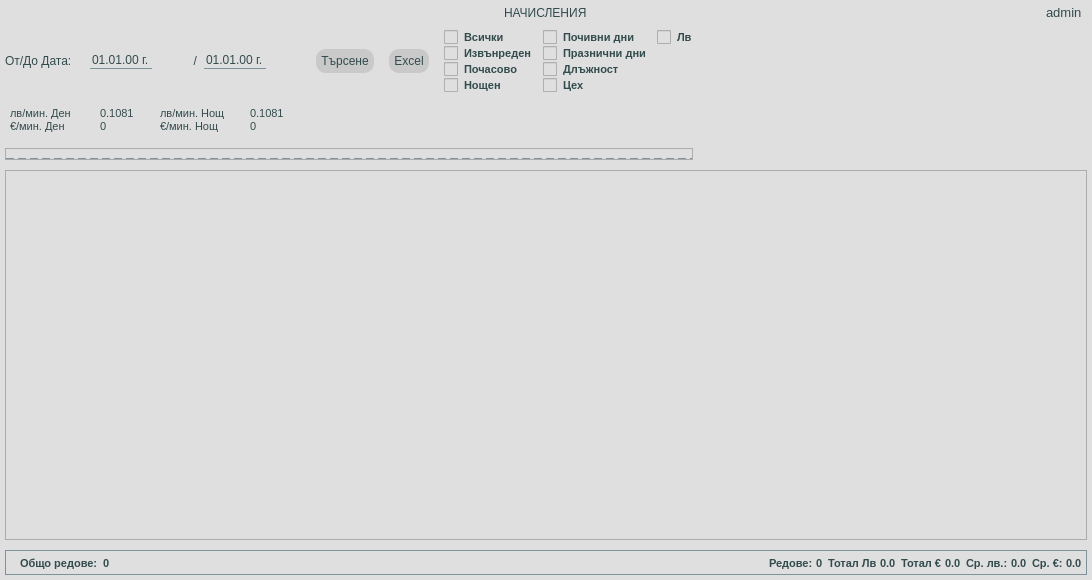
Old version of the form app/ui/widgets/customPaymentsWidget.ui in the repository DevilPhp/WorkSalary.v01.
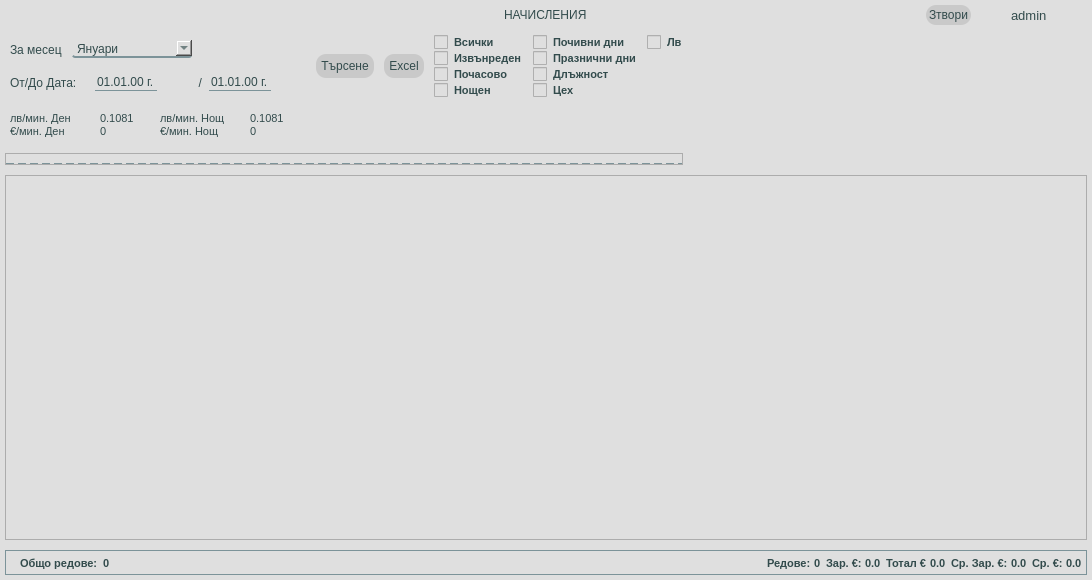
New version of the form. Icons and pictures are not drawn.

```diff
--- a/app/ui/widgets/customPaymentsWidget.ui
+++ b/app/ui/widgets/customPaymentsWidget.ui
@@ -231,6 +231,67 @@
           </widget>
          </item>
          <item alignment="Qt::AlignRight">
+          <widget class="QWidget" name="widget_14" native="true">
+           <layout class="QHBoxLayout" name="horizontalLayout_12">
+            <property name="spacing">
+             <number>5</number>
+            </property>
+            <property name="leftMargin">
+             <number>0</number>
+            </property>
+            <property name="topMargin">
+             <number>0</number>
+            </property>
+            <property name="rightMargin">
+             <number>0</number>
+            </property>
+            <property name="bottomMargin">
+             <number>0</number>
+            </property>
+            <item>
+             <widget class="QWidget" name="widget_21" native="true">
+              <layout class="QHBoxLayout" name="horizontalLayout_13">
+               <property name="spacing">
+                <number>0</number>
+               </property>
+               <property name="leftMargin">
+                <number>0</number>
+               </property>
+               <property name="topMargin">
+                <number>0</number>
+               </property>
+               <property name="rightMargin">
+                <number>0</number>
+               </property>
+               <property name="bottomMargin">
+                <number>0</number>
+               </property>
+               <item>
+                <widget class="QPushButton" name="closeBtn">
+                 <property name="styleSheet">
+                  <string notr="true">* {
+	padding: 3px;
+}</string>
+                 </property>
+                 <property name="text">
+                  <string>Зтвори</string>
+                 </property>
+                 <property name="icon">
+                  <iconset resource="../../../resources.qrc">
+                   <normaloff>:/icons/app/assets/icons/Close-Square--Streamline-Solar-Broken.svg</normaloff>:/icons/app/assets/icons/Close-Square--Streamline-Solar-Broken.svg</iconset>
+                 </property>
+                 <property name="iconSize">
+                  <size>
+                   <width>20</width>
+                   <height>20</height>
+                  </size>
+                 </property>
+                </widget>
+               </item>
+              </layout>
+             </widget>
+            </item>
+            <item>
           <widget class="QWidget" name="userHolder" native="true">
            <layout class="QHBoxLayout" name="horizontalLayout_3">
             <property name="spacing">
@@ -248,23 +309,6 @@
             <property name="bottomMargin">
              <number>0</number>
             </property>
-            <item alignment="Qt::AlignRight">
-             <widget class="QPushButton" name="logoutBtn">
-              <property name="text">
-               <string/>
-              </property>
-              <property name="icon">
-               <iconset resource="../../../resources.qrc">
-                <normaloff>:/icons/app/assets/icons/Log-Out--Streamline-Feather.svg</normaloff>:/icons/app/assets/icons/Log-Out--Streamline-Feather.svg</iconset>
-              </property>
-              <property name="iconSize">
-               <size>
-                <width>18</width>
-                <height>18</height>
-               </size>
-              </property>
-             </widget>
-            </item>
             <item alignment="Qt::AlignRight">
              <widget class="QPushButton" name="userIcon">
               <property name="focusPolicy">
@@ -292,6 +336,26 @@
               </property>
              </widget>
             </item>
+               <item>
+                <widget class="QPushButton" name="logoutBtn">
+                 <property name="text">
+                  <string/>
+                 </property>
+                 <property name="icon">
+                  <iconset resource="../../../resources.qrc">
+                   <normaloff>:/icons/app/assets/icons/Log-Out--Streamline-Feather.svg</normaloff>:/icons/app/assets/icons/Log-Out--Streamline-Feather.svg</iconset>
+                 </property>
+                 <property name="iconSize">
+                  <size>
+                   <width>18</width>
+                   <height>18</height>
+                  </size>
+                 </property>
+                </widget>
+               </item>
+              </layout>
+             </widget>
+            </item>
            </layout>
           </widget>
          </item>
@@ -326,10 +390,28 @@
           <widget class="QWidget" name="widget_5" native="true">
            <layout class="QHBoxLayout" name="horizontalLayout_8">
             <property name="spacing">
-             <number>15</number>
+             <number>10</number>
             </property>
             <property name="leftMargin">
              <number>0</number>
+            </property>
+            <property name="topMargin">
+             <number>0</number>
+            </property>
+            <property name="rightMargin">
+             <number>0</number>
+            </property>
+            <property name="bottomMargin">
+             <number>0</number>
+            </property>
+            <item>
+             <widget class="QWidget" name="widget_22" native="true">
+              <layout class="QVBoxLayout" name="verticalLayout_5">
+               <property name="spacing">
+                <number>5</number>
+               </property>
+               <property name="leftMargin">
+                <number>5</number>
             </property>
             <property name="topMargin">
              <number>0</number>
@@ -341,6 +423,152 @@
              <number>0</number>
             </property>
             <item alignment="Qt::AlignLeft">
+                <widget class="QWidget" name="widget_23" native="true">
+                 <layout class="QHBoxLayout" name="horizontalLayout_17">
+                  <property name="spacing">
+                   <number>10</number>
+                  </property>
+                  <property name="leftMargin">
+                   <number>0</number>
+                  </property>
+                  <property name="topMargin">
+                   <number>0</number>
+                  </property>
+                  <property name="rightMargin">
+                   <number>0</number>
+                  </property>
+                  <property name="bottomMargin">
+                   <number>0</number>
+                  </property>
+                  <item>
+                   <widget class="QWidget" name="widget_24" native="true">
+                    <layout class="QHBoxLayout" name="horizontalLayout_14">
+                     <property name="spacing">
+                      <number>0</number>
+                     </property>
+                     <property name="leftMargin">
+                      <number>0</number>
+                     </property>
+                     <property name="topMargin">
+                      <number>0</number>
+                     </property>
+                     <property name="rightMargin">
+                      <number>0</number>
+                     </property>
+                     <property name="bottomMargin">
+                      <number>0</number>
+                     </property>
+                     <item>
+                      <widget class="QLabel" name="label_2">
+                       <property name="maximumSize">
+                        <size>
+                         <width>60</width>
+                         <height>16777215</height>
+                        </size>
+                       </property>
+                       <property name="text">
+                        <string>За месец</string>
+                       </property>
+                      </widget>
+                     </item>
+                    </layout>
+                   </widget>
+                  </item>
+                  <item>
+                   <widget class="QWidget" name="widget_25" native="true">
+                    <layout class="QHBoxLayout" name="horizontalLayout_15">
+                     <property name="spacing">
+                      <number>0</number>
+                     </property>
+                     <property name="leftMargin">
+                      <number>0</number>
+                     </property>
+                     <property name="topMargin">
+                      <number>0</number>
+                     </property>
+                     <property name="rightMargin">
+                      <number>0</number>
+                     </property>
+                     <property name="bottomMargin">
+                      <number>0</number>
+                     </property>
+                     <item>
+                      <widget class="QComboBox" name="forMonthComboBox">
+                       <property name="minimumSize">
+                        <size>
+                         <width>120</width>
+                         <height>0</height>
+                        </size>
+                       </property>
+                       <item>
+                        <property name="text">
+                         <string>Януари</string>
+                        </property>
+                       </item>
+                       <item>
+                        <property name="text">
+                         <string>Февруари</string>
+                        </property>
+                       </item>
+                       <item>
+                        <property name="text">
+                         <string>Март</string>
+                        </property>
+                       </item>
+                       <item>
+                        <property name="text">
+                         <string>Април</string>
+                        </property>
+                       </item>
+                       <item>
+                        <property name="text">
+                         <string>Май</string>
+                        </property>
+                       </item>
+                       <item>
+                        <property name="text">
+                         <string>Юни</string>
+                        </property>
+                       </item>
+                       <item>
+                        <property name="text">
+                         <string>Юли</string>
+                        </property>
+                       </item>
+                       <item>
+                        <property name="text">
+                         <string>Август</string>
+                        </property>
+                       </item>
+                       <item>
+                        <property name="text">
+                         <string>Септември</string>
+                        </property>
+                       </item>
+                       <item>
+                        <property name="text">
+                         <string>Октомври</string>
+                        </property>
+                       </item>
+                       <item>
+                        <property name="text">
+                         <string>Ноември</string>
+                        </property>
+                       </item>
+                       <item>
+                        <property name="text">
+                         <string>Декември</string>
+                        </property>
+                       </item>
+                      </widget>
+                     </item>
+                    </layout>
+                   </widget>
+                  </item>
+                 </layout>
+                </widget>
+               </item>
+               <item>
              <widget class="QWidget" name="widget_12" native="true">
               <layout class="QHBoxLayout" name="horizontalLayout_7">
                <property name="spacing">
@@ -455,7 +683,7 @@
                          <second>0</second>
                          <year>1990</year>
                          <month>8</month>
-                         <day>25</day>
+                            <day>24</day>
                         </datetime>
                        </property>
                        <property name="displayFormat">
@@ -546,7 +774,7 @@
                          <second>0</second>
                          <year>1990</year>
                          <month>8</month>
-                         <day>27</day>
+                            <day>26</day>
                         </datetime>
                        </property>
                        <property name="displayFormat">
@@ -588,6 +816,9 @@
               </layout>
              </widget>
             </item>
+              </layout>
+             </widget>
+            </item>
             <item>
              <widget class="QPushButton" name="searchBtn">
               <property name="text">
@@ -854,7 +1085,7 @@
         <x>0</x>
         <y>0</y>
         <width>1080</width>
-        <height>345</height>
+        <height>339</height>
        </rect>
       </property>
       <layout class="QVBoxLayout" name="verticalLayout_12">
@@ -1079,7 +1310,7 @@
             <item>
              <widget class="QLabel" name="label_38">
               <property name="text">
-               <string>Тотал Лв</string>
+               <string>Зар. €:</string>
               </property>
              </widget>
             </item>
@@ -1161,7 +1392,7 @@
             <item>
              <widget class="QLabel" name="label_39">
               <property name="text">
-               <string>Ср. лв.:</string>
+               <string>Ср. Зар. €:</string>
               </property>
              </widget>
             </item>
```
Lines whose indentation alone changed are shown as unchanged.
